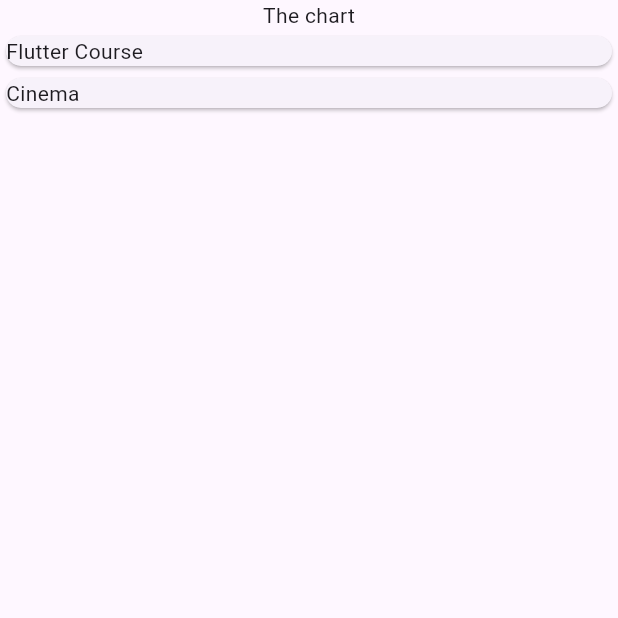
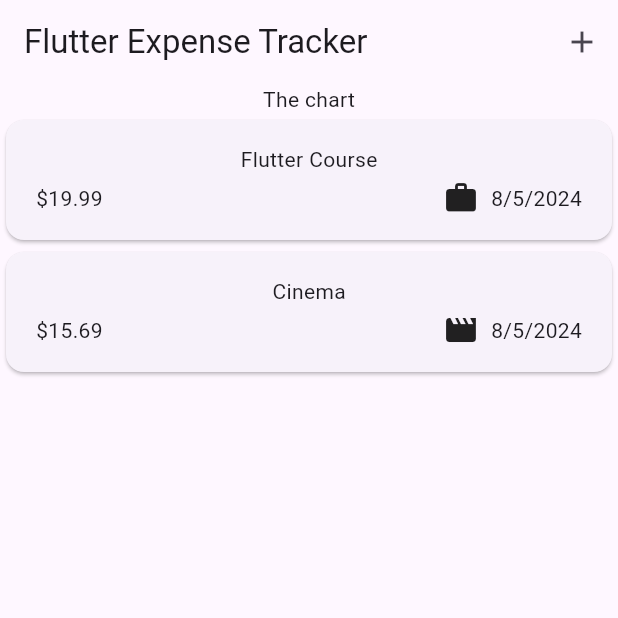
Before and after one commit to BrianPHChen/flutter_expense_tracker, a Flutter app: the screen it shows after launch, on a phone screen of 412 x 824 dp, the top half of it. Run offline on Flutter 3.47's test engine with Material 3 defaults, Android fonts, the phone set to English and light mode, and no system bars.

Commit message:
feat: add a bar

```diff
--- a/lib/models/expense.dart
+++ b/lib/models/expense.dart
@@ -1,8 +1,19 @@
+import 'package:flutter/material.dart';
+import 'package:intl/intl.dart';
 import 'package:uuid/uuid.dart';
+
+final formatter = DateFormat.yMd();
 
 const uuid = Uuid();
 
 enum Category { food, travel, leisure, work }
+
+const categoryIcons = {
+  Category.food: Icons.lunch_dining,
+  Category.travel: Icons.flight_takeoff,
+  Category.leisure: Icons.movie,
+  Category.work: Icons.work,
+};
 
 class Expense {
   Expense({
@@ -17,4 +28,8 @@ class Expense {
   final double amount;
   final DateTime date;
   final Category category;
+
+  String get formattedDate {
+    return formatter.format(date);
+  }
 }
--- a/lib/widgets/expenses.dart
+++ b/lib/widgets/expenses.dart
@@ -31,6 +31,15 @@ class _ExpensesState extends State<Expenses> {
   @override
   Widget build(BuildContext context) {
     return Scaffold(
+      appBar: AppBar(
+        title: const Text('Flutter Expense Tracker'),
+        actions: [
+          IconButton(
+            onPressed: () {},
+            icon: const Icon(Icons.add),
+          ),
+        ],
+      ),
       body: Column(
         children: [
           const Text('The chart'),
--- a/lib/widgets/expenses_list/expense_item.dart
+++ b/lib/widgets/expenses_list/expense_item.dart
@@ -9,7 +9,32 @@ class ExpenseItem extends StatelessWidget {
   @override
   Widget build(BuildContext context) {
     return Card(
-      child: Text(expense.title),
+      child: Padding(
+          padding: const EdgeInsets.symmetric(
+            horizontal: 20,
+            vertical: 16,
+          ),
+          child: Column(
+            children: [
+              Text(expense.title),
+              const SizedBox(
+                height: 4,
+              ),
+              Row(
+                children: [
+                  Text('\$${expense.amount.toStringAsFixed(2)}'),
+                  const Spacer(),
+                  Row(
+                    children: [
+                      Icon(categoryIcons[expense.category]),
+                      const SizedBox(width: 8),
+                      Text(expense.formattedDate),
+                    ],
+                  )
+                ],
+              )
+            ],
+          )),
     );
   }
 }
--- a/pubspec.yaml
+++ b/pubspec.yaml
@@ -36,6 +36,7 @@ dependencies:
   # Use with the CupertinoIcons class for iOS style icons.
   cupertino_icons: ^1.0.6
   uuid: ^4.4.2
+  intl: ^0.19.0
 
 dev_dependencies:
   flutter_test:
```
Also changed, not shown: pubspec.lock.
